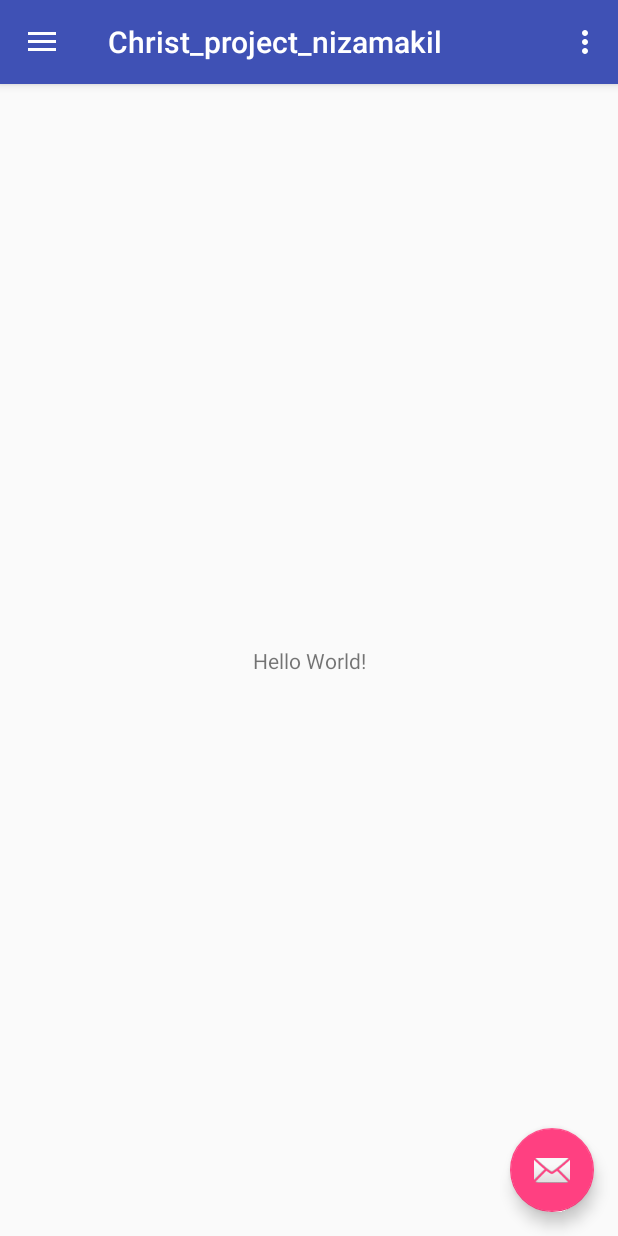
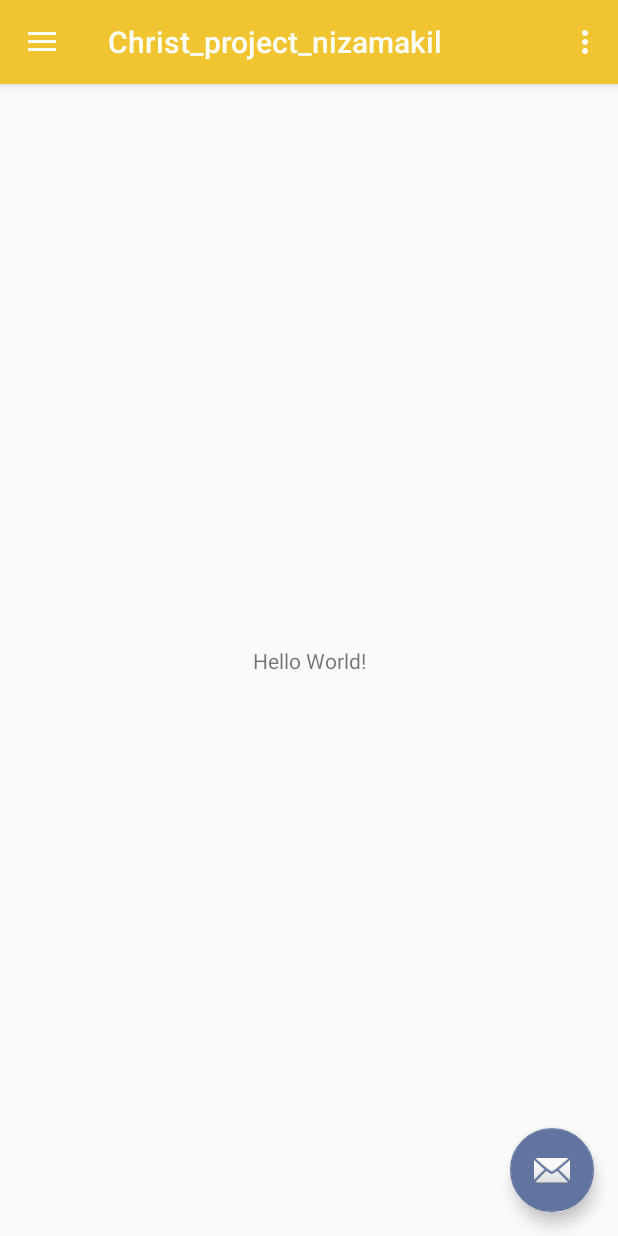
Before and after one commit to christproject-nizamakil/project, an Android app: the screen it shows after launch (MainActivity), on a phone screen of 412 x 824 dp. Run offline under Robolectric (Android 15) with nearby library versions, the phone set to English and light mode, and no system bars.

Commit message:
errors fixed

```diff
--- a/app/src/main/AndroidManifest.xml
+++ b/app/src/main/AndroidManifest.xml
@@ -23,8 +23,10 @@
             android:name=".testTODelete"
             android:label="@string/title_activity_test_todelete"
             android:theme="@style/AppTheme.NoActionBar" />
-        <activity android:name=".Junior_yao.Junior_profileActivity" />s
-        <activity android:name=".Freeman.Freeman_Home"></activity>
+        <activity android:name=".Junior_yao.Junior_profileActivity" />
+        s
+        <activity android:name=".Freeman.Freeman_Home" />
+        <activity android:name=".Junior_yao.Junior_FeedBack_activity"></activity>
     </application>
 
 </manifest>
--- a/app/src/main/res/values/colors.xml
+++ b/app/src/main/res/values/colors.xml
@@ -1,6 +1,6 @@
 <?xml version="1.0" encoding="utf-8"?>
 <resources>
-    <color name="colorPrimary">#3F51B5</color>
-    <color name="colorPrimaryDark">#303F9F</color>
-    <color name="colorAccent">#FF4081</color>
+    <color name="colorPrimary">#F1C531</color>
+    <color name="colorPrimaryDark">#F1C531</color>
+    <color name="colorAccent">#61739F</color>
 </resources>
```
